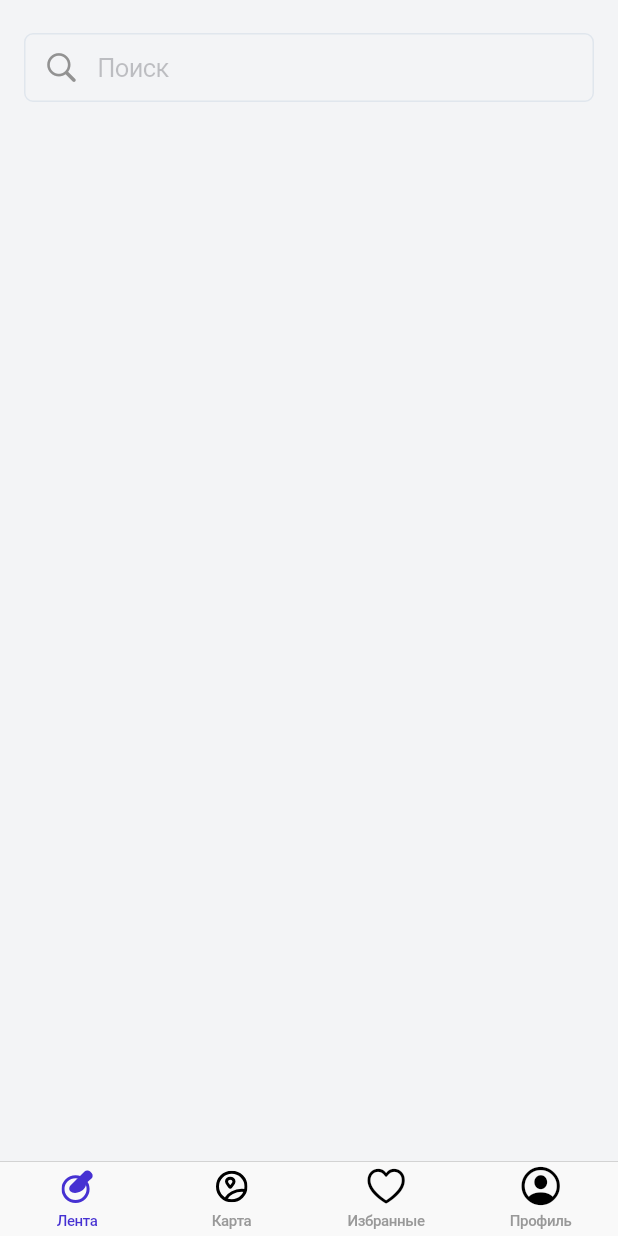
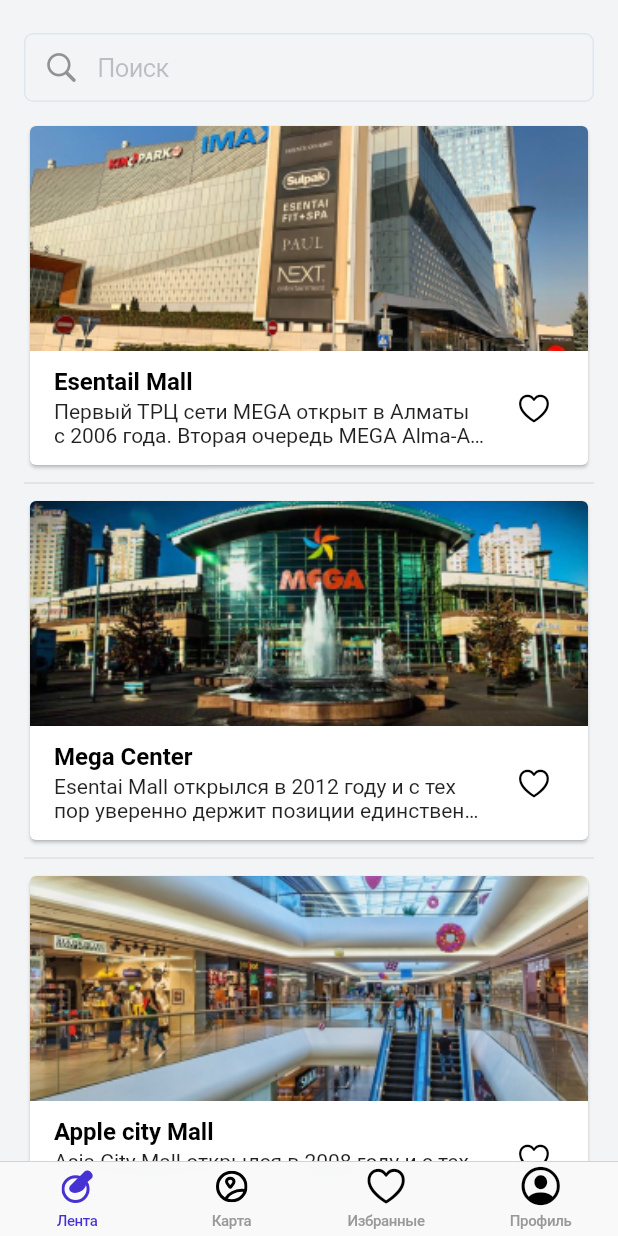
Before and after one commit to Dumankrg2019/flutter_project01, a Flutter app: the screen it shows after launch, on a phone screen of 412 x 824 dp. Run offline on Flutter 3.47's test engine with Material 2 defaults, Android fonts, the phone set to English and light mode, and no system bars; our stand-ins replace flutter_svg.

Commit message:
feat: add page with listview.separated

```diff
--- /dev/null
+++ b/lib/src/screens/main_screen/widgets/custom_listview_separated_institution.dart
@@ -0,0 +1,124 @@
+import 'package:first_project01/src/common/constants/color_constants.dart';
+import 'package:flutter/cupertino.dart';
+import 'package:flutter/material.dart';
+
+class CustomListViewInstitution extends StatelessWidget {
+  CustomListViewInstitution({
+    Key? key,
+  }) : super(key: key);
+
+  final List<String> events = [
+    'Esentail Mall',
+    'Mega Center',
+    'Apple city Mall',
+    'Esentail Mall',
+    'Mega Center',
+    'Apple city Mall'
+  ];
+  final List<String> img = [
+    'images/png/esentai.png',
+    'images/png/mega.png',
+    'images/png/asia.png',
+    'images/png/esentai.png',
+    'images/png/mega.png',
+    'images/png/asia.png'
+  ];
+  final List<String> desctiption = [
+    'Первый ТРЦ сети MEGA открыт в Алматы с 2006 года.'
+        ' Вторая очередь MEGA Alma-Ata введена в эксплуатацию в 2013 году.'
+        ' Спустя год распахнул свои двери MEGA Park. Теперь MEGA Alma-Ata и '
+        'MEGA Park — градообразующие объекты делового, финансового, '
+        'научно-образовательного, культурного центра страны — Алматы. ',
+    'Esentai Mall открылся в 2012 году и с тех пор уверенно держит позиции'
+        ' единственного люксового молла в Центральной Азии,'
+        ' который за 8 лет своего существования стал площадкой,'
+        ' задающей высокие стандарты шопинга и развлечений.',
+    'Asia City Mall открылся в 2008 году и с тех пор уверенно держит позиции единственного '
+        'городского молла в Центральной области, который за 15 лет своего существования '
+        'стал площадкой, задающей высокие стандарты шопинга и развлечений.',
+    'Первый ТРЦ сети MEGA открыт в Алматы с 2006 года.'
+        ' Вторая очередь MEGA Alma-Ata введена в эксплуатацию в 2013 году.'
+        ' Спустя год распахнул свои двери MEGA Park. Теперь MEGA Alma-Ata и '
+        'MEGA Park — градообразующие объекты делового, финансового, '
+        'научно-образовательного, культурного центра страны — Алматы. ',
+    'Esentai Mall открылся в 2012 году и с тех пор уверенно держит позиции'
+        ' единственного люксового молла в Центральной Азии,'
+        ' который за 8 лет своего существования стал площадкой,'
+        ' задающей высокие стандарты шопинга и развлечений.',
+    'Asia City Mall открылся в 2008 году и с тех пор уверенно держит позиции единственного '
+        'городского молла в Центральной области, который за 15 лет своего существования '
+        'стал площадкой, задающей высокие стандарты шопинга и развлечений.'
+  ];
+
+  @override
+  Widget build(BuildContext context) {
+    return ListView.separated(
+      separatorBuilder: (_, __) => Divider(),
+      itemBuilder: (_, int index) {
+        return Card(
+          clipBehavior: Clip.antiAlias,
+          child: Column(
+            children: [
+              Material(
+                child: Ink.image(
+                  image: AssetImage(img[index]),
+                  fit: BoxFit.cover,
+                  height: 150,
+                ),
+              ),
+              Row(
+                children: [
+                  Expanded(
+                    child: Column(
+                        crossAxisAlignment: CrossAxisAlignment.start,
+                        children: [
+                          SizedBox(
+                            height: 11,
+                          ),
+                          Padding(
+                            padding: const EdgeInsets.only(left: 16),
+                            child: Text(
+                              events[index],
+                              textDirection: TextDirection.rtl,
+                              style: TextStyle(
+                                  fontSize: 16,
+                                  color: AppColors.black,
+                                  fontWeight: FontWeight.bold),
+                            ),
+                          ),
+                          SizedBox(
+                            height: 2,
+                          ),
+                          Padding(
+                            padding: const EdgeInsets.only(left: 16),
+                            child: Text(
+                              desctiption[index],
+                              maxLines: 2,
+                              overflow: TextOverflow.ellipsis,
+                            ),
+                          ),
+                          SizedBox(
+                            height: 12,
+                          )
+                        ]),
+                  ),
+                  SizedBox(
+                    width: 21,
+                  ),
+                  Padding(
+                    padding: const EdgeInsets.only(right: 24),
+                    child: Icon(
+                      CupertinoIcons.heart,
+                      color: AppColors.black,
+                    ),
+                  ),
+                ],
+              ),
+            ],
+          ),
+        );
+      },
+      itemCount: events.length,
+    );
+  }
+}
--- /dev/null
+++ b/lib/src/screens/main_screen/widgets/custom_search_textfield.dart
@@ -0,0 +1,28 @@
+import 'package:first_project01/src/common/constants/color_constants.dart';
+import 'package:flutter/cupertino.dart';
+import 'package:flutter/material.dart';
+
+
+class CustomSearchTextField extends StatelessWidget {
+  const CustomSearchTextField({
+    Key? key,
+  }) : super(key: key);
+
+  @override
+  Widget build(BuildContext context) {
+    return CupertinoTextField(
+      placeholder: 'Поиск',
+      padding: EdgeInsets.symmetric(vertical: 12, horizontal: 12),
+      prefix: Padding(
+        padding: const EdgeInsets.only(left: 12),
+        child: Icon(
+          CupertinoIcons.search,
+          color: AppColors.grey,
+        ),
+      ),
+      decoration: BoxDecoration(
+          border: Border.all(color: AppColors.dividerTextFieldColor),
+          borderRadius: BorderRadius.circular(6.0)),
+    );
+  }
+}
--- a/lib/src/screens/ribbon/ribbon_screen.dart
+++ b/lib/src/screens/ribbon/ribbon_screen.dart
@@ -1,4 +1,6 @@
 import 'package:first_project01/src/common/constants/color_constants.dart';
+import 'package:first_project01/src/screens/main_screen/widgets/custom_listview_separated_institution.dart';
+import 'package:first_project01/src/screens/main_screen/widgets/custom_search_textfield.dart';
 import 'package:flutter/cupertino.dart';
 import 'package:flutter/material.dart';
 
@@ -7,6 +9,7 @@ class RibbonScreen extends StatelessWidget {
 
   @override
   Widget build(BuildContext context) {
+
     return CupertinoPageScaffold(
         child: SafeArea(
       child: Column(
@@ -16,44 +19,16 @@ class RibbonScreen extends StatelessWidget {
           ),
           Padding(
             padding: EdgeInsets.symmetric(horizontal: 16, vertical: 12),
-            child: CupertinoTextField(
-              placeholder: 'Поиск',
-              padding: EdgeInsets.symmetric(vertical: 12, horizontal: 12),
-              prefix: Padding(
-                padding: const EdgeInsets.only(left: 12),
-                child: Icon(
-                  CupertinoIcons.search,
-                  color: AppColors.grey,
-                ),
-              ),
-              decoration: BoxDecoration(
-                  border: Border.all(color: AppColors.dividerTextFieldColor),
-                  borderRadius: BorderRadius.circular(6.0)),
+            child: CustomSearchTextField(),
+          ),
+          Expanded(
+            child: Padding(
+              padding: const EdgeInsets.symmetric(horizontal: 16),
+              child: CustomListViewInstitution(),
             ),
-          ),
-          //ListShops()
+          )
         ],
       ),
     ));
   }
 }
-
-
-Widget ListShops() {
-  final List<String> names = <String>['Esentail Mall', 'Mega Center', 'Asia center'];
-  final List<int> colorCodes = <int>[500, 300, 100];
-
-  return Container(
-    height: 50,
-    child: ListView.separated(
-        itemBuilder: (BuildContext context, int index) {
-          return Container(
-            height: 50,
-            color: Colors.blueAccent[colorCodes[index]],
-          );
-        },
-        separatorBuilder: (BuildContext context, int index) => const Divider(),
-        itemCount: names.length
-    ),
-  );
-}
--- a/pubspec.yaml
+++ b/pubspec.yaml
@@ -59,6 +59,7 @@ flutter:
   uses-material-design: true
   assets:
      - images/svg/
+     - images/png/
 
 
   # An image asset can refer to one or more resolution-specific "variants", see
```
Also changed, not shown: images/png/asia.png (added), images/png/esentai.png (added), images/png/mega.png (added).
